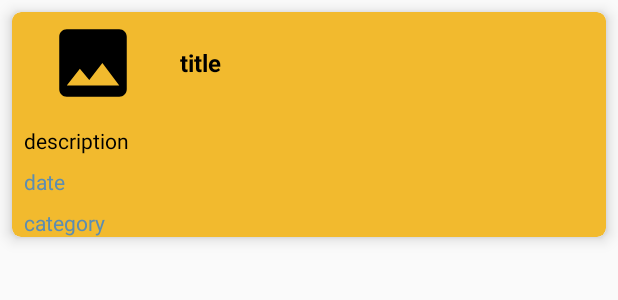
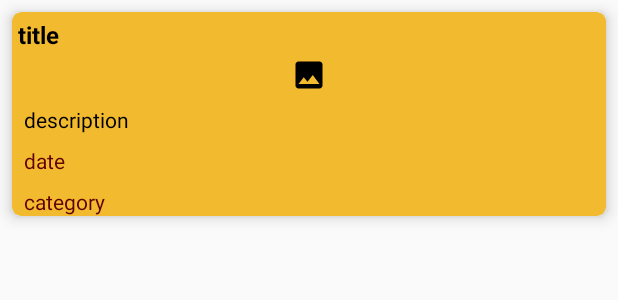
Before and after one commit to erlanamanatov/BarKabar, an Android app: the layout sputnik_item.xml on its own in the app's theme, with its tools: preview values and no code run, on a phone screen of 412 x 824 dp. Shown: the top 300 px of the screen. Run offline under Robolectric (Android 15) with nearby library versions, the phone set to English and light mode, and no system bars.

Commit message:
Modify sputnik item

```diff
--- a/app/src/main/res/layout/sputnik_item.xml
+++ b/app/src/main/res/layout/sputnik_item.xml
@@ -24,35 +24,35 @@
       app:layout_constraintStart_toStartOf="parent"
       app:layout_constraintTop_toTopOf="parent">
 
-    <LinearLayout
-        android:id="@+id/linearLayout"
-        android:layout_width="match_parent"
-        android:layout_height="wrap_content"
-        android:layout_margin="0dp"
-        android:gravity="center_vertical"
-        android:orientation="horizontal"
-        app:layout_constraintEnd_toEndOf="parent"
-        app:layout_constraintStart_toStartOf="parent"
-        app:layout_constraintTop_toTopOf="parent">
-
-      <ImageView
-          android:id="@+id/sp_item_image"
-          android:layout_width="@dimen/image_width"
-          android:layout_height="@dimen/image_height"
-          android:layout_margin="4dp"
-          app:srcCompat="@drawable/ic_image_holder"/>
 
     <TextView
         android:id="@+id/sp_item_title"
         android:layout_width="match_parent"
         android:layout_height="wrap_content"
         android:layout_margin="4dp"
+        android:layout_marginEnd="8dp"
+        android:layout_marginStart="8dp"
+        android:layout_marginTop="8dp"
         android:textColor="@color/mainAttributes"
         android:textSize="@dimen/title_text_size"
         android:textStyle="bold"
+        app:layout_constraintEnd_toEndOf="parent"
+        app:layout_constraintStart_toStartOf="parent"
+        app:layout_constraintTop_toTopOf="parent"
         tools:text="title"/>
-    </LinearLayout>
 
+    <ImageView
+        android:id="@+id/sp_item_image"
+        android:layout_width="0dp"
+        android:layout_height="wrap_content"
+        android:layout_margin="4dp"
+        android:layout_marginEnd="4dp"
+        android:layout_marginStart="4dp"
+        android:layout_marginTop="8dp"
+        app:layout_constraintEnd_toEndOf="parent"
+        app:layout_constraintStart_toStartOf="parent"
+        app:layout_constraintTop_toBottomOf="@+id/sp_item_title"
+        app:srcCompat="@drawable/ic_image_holder"/>
 
     <TextView
         android:id="@+id/sp_item_description"
@@ -63,8 +63,8 @@
         android:layout_marginTop="8dp"
         android:textColor="@color/colorBlack"
         app:layout_constraintEnd_toEndOf="parent"
-        app:layout_constraintStart_toStartOf="@+id/linearLayout"
-        app:layout_constraintTop_toBottomOf="@+id/linearLayout"
+        app:layout_constraintStart_toStartOf="parent"
+        app:layout_constraintTop_toBottomOf="@+id/sp_item_image"
         tools:text="description"/>
 
     <TextView
--- a/app/src/main/res/values/colors.xml
+++ b/app/src/main/res/values/colors.xml
@@ -12,7 +12,7 @@
   <color name="sourceItemColor">#ffe591</color>
   <color name="bbcItemColor">#820303</color>
   <color name="bbcBackground">#af2424</color>
-  <color name="dateAndCategory">#5c8db2</color>
+  <color name="dateAndCategory">#600000</color>
   <color name="colorBlack">#000</color>
   <color name="colorWhite">#FFF</color>
 </resources>
```
Lines whose indentation alone changed are shown as unchanged.
